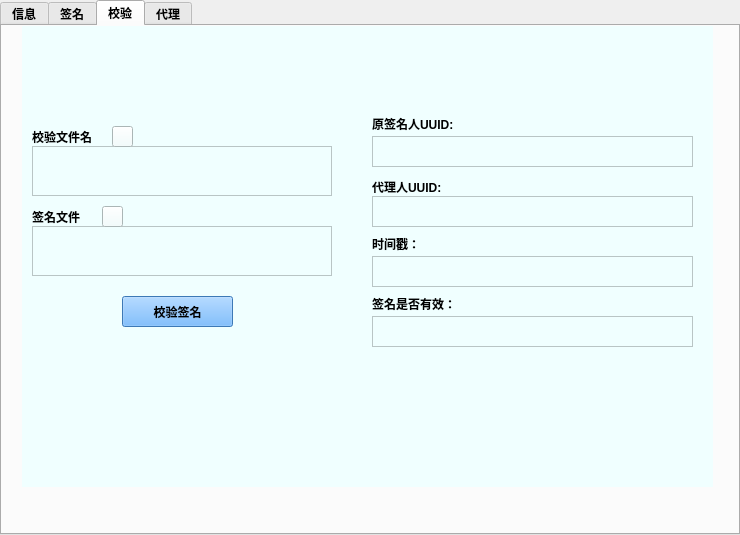
Before: the Qt Designer form Proxy.ui in Hazel-svg/ProxySinature, drawn with Qt 5.
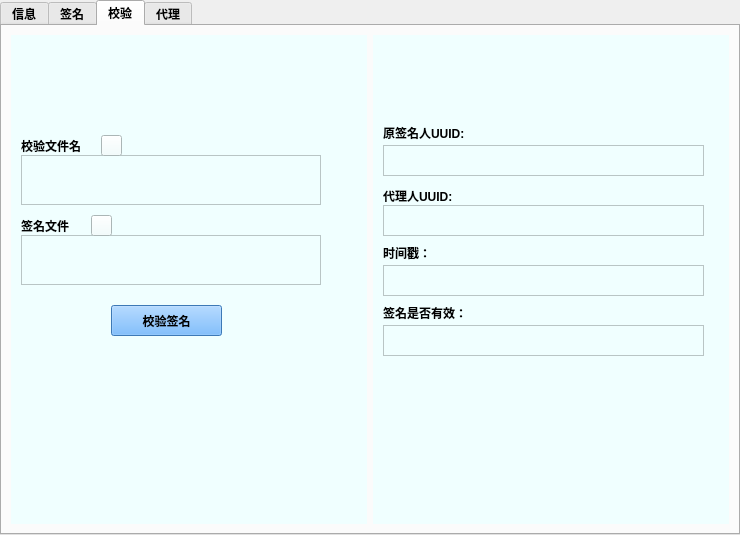
After: the same form once the commit is applied. The open tabs and pages were chosen to show the change. Icons and pictures are not drawn.

Commit message: 相对路径

What changed in the file:
```diff
--- a/Proxy.ui
+++ b/Proxy.ui
@@ -513,15 +513,9 @@
    <attribute name="title">
     <string>校验</string>
    </attribute>
+   <layout class="QHBoxLayout" name="horizontalLayout">
+    <item>
    <widget class="QWidget" name="widget_center_4" native="true">
-    <property name="geometry">
-     <rect>
-      <x>20</x>
-      <y>0</y>
-      <width>341</width>
-      <height>461</height>
-     </rect>
-    </property>
     <property name="styleSheet">
      <string notr="true">background-color: rgb(240, 255, 255);</string>
     </property>
@@ -658,15 +652,9 @@
      </property>
     </widget>
    </widget>
+    </item>
+    <item>
    <widget class="QWidget" name="widget_right" native="true">
-    <property name="geometry">
-     <rect>
-      <x>360</x>
-      <y>0</y>
-      <width>351</width>
-      <height>461</height>
-     </rect>
-    </property>
     <property name="styleSheet">
      <string notr="true">background-color: rgb(240, 255, 255);</string>
     </property>
@@ -787,6 +775,8 @@
      </property>
     </widget>
    </widget>
+    </item>
+   </layout>
   </widget>
   <widget class="QWidget" name="proxy">
    <attribute name="icon">
```
Left out of the diff: 34 changed lines with no effect on the pictures. Lines whose indentation alone changed are shown as unchanged. The commit also changes 1 other file.
